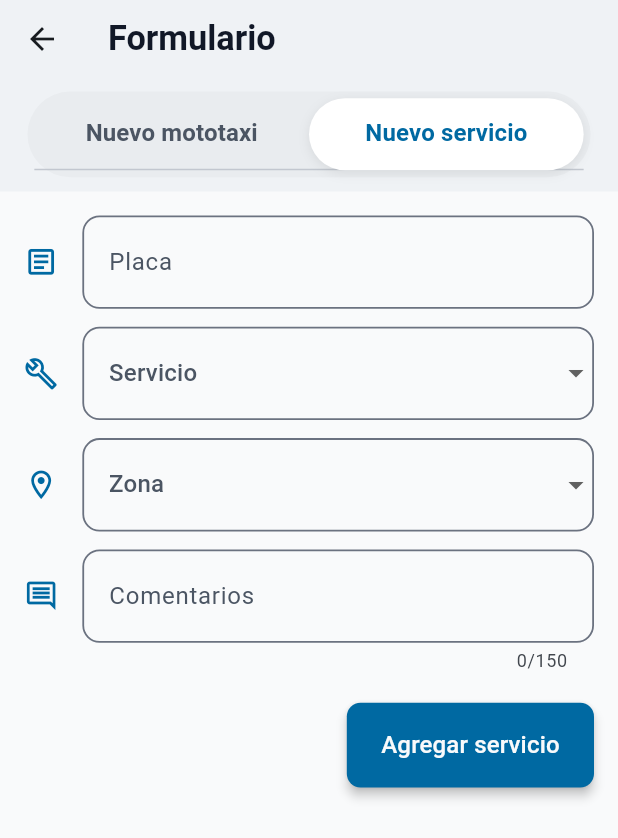
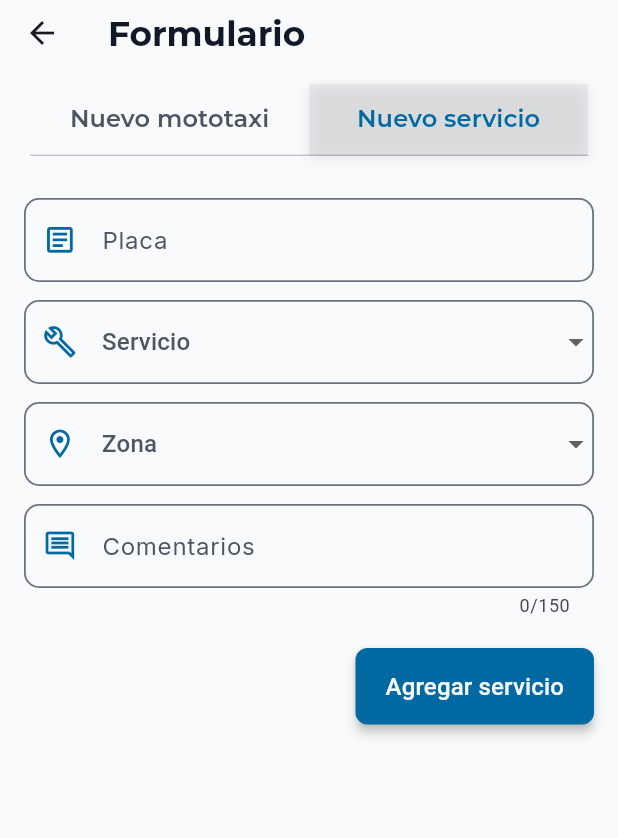
Before and after one commit to diegooooo10/app_motoservice, a Flutter app: the FormularioScreen screen opened directly, tab 2 chosen, after a tap on "Agregar servicio", on a phone screen of 412 x 824 dp. Shown: the top 838 px of the screen. Run offline on Flutter 3.47's test engine with Material 3 defaults, Android fonts, the light colour scheme and no system bars; drawn by our look-alikes of flutter_form_builder; our stand-ins replace cloud_firestore, firebase_core, flutter_dotenv, flutter_screenutil, form_builder_validators, google_fonts; accounts and stored records are empty.

Commit message:
Actualizacion en formularios y logos redimenzionados

```diff
--- a/lib/screens/formulario_screen.dart
+++ b/lib/screens/formulario_screen.dart
@@ -1,7 +1,7 @@
 import 'package:flutter/material.dart';
-import 'package:flutter_screenutil/flutter_screenutil.dart';
 import 'package:app_motoservice/theme/colors.dart';
 import 'package:app_motoservice/theme/typography.dart';
+import 'package:google_fonts/google_fonts.dart';
 import 'nuevo_mototaxi.dart';
 import 'nuevo_servicio.dart';
 
@@ -16,28 +16,27 @@ class FormularioScreen extends StatelessWidget {
         backgroundColor: ColoresApp.fondo,
         appBar: AppBar(
           backgroundColor: ColoresApp.fondo,
-          elevation: 1,
+          elevation: 0,
           title: Text(
             'Formulario',
-            style: TextStyle(
+            style: GoogleFonts.montserrat(
               fontWeight: FontWeight.bold,
               fontSize: TamanoLetra.tituloGrande,
               color: ColoresApp.textoOscuro,
             ),
           ),
           bottom: PreferredSize(
-            preferredSize: Size.fromHeight(60.h),
+            preferredSize: Size.fromHeight(60),
             child: Container(
-              margin: EdgeInsets.symmetric(horizontal: 16.w, vertical: 8.h),
-              padding: EdgeInsets.all(4.w),
+              margin: EdgeInsets.symmetric(horizontal: 16, vertical: 8),
+              padding: EdgeInsets.all(4),
               decoration: BoxDecoration(
-                color: const Color(0xFFE9ECEF),
-                borderRadius: BorderRadius.circular(30.r),
+                color: ColoresApp.fondo,
+                borderRadius: BorderRadius.circular(30),
               ),
               child: TabBar(
                 indicator: BoxDecoration(
-                  color: ColoresApp.fondoTarjeta,
-                  borderRadius: BorderRadius.circular(25.r),
+                  color: ColoresApp.gris.withOpacity(0.10),
                   boxShadow: [
                     BoxShadow(
                       color: Colors.black.withOpacity(0.08),
@@ -49,7 +48,7 @@ class FormularioScreen extends StatelessWidget {
                 indicatorSize: TabBarIndicatorSize.tab,
                 labelColor: ColoresApp.primario,
                 unselectedLabelColor: ColoresApp.textoMedio,
-                labelStyle: TextStyle(
+                labelStyle: GoogleFonts.montserrat(
                   fontWeight: FontWeight.w600,
                   fontSize: TamanoLetra.textoNormal,
                 ),
--- a/lib/screens/nuevo_mototaxi.dart
+++ b/lib/screens/nuevo_mototaxi.dart
@@ -1,10 +1,10 @@
 import 'package:flutter/material.dart';
 import 'package:flutter_form_builder/flutter_form_builder.dart';
 import 'package:form_builder_validators/form_builder_validators.dart';
-import 'package:flutter_screenutil/flutter_screenutil.dart';
 import 'package:app_motoservice/theme/colors.dart';
 import 'package:app_motoservice/theme/iconos.dart';
 import 'package:app_motoservice/theme/typography.dart';
+import 'package:google_fonts/google_fonts.dart';
 
 class NuevoMototaxi extends StatelessWidget {
   const NuevoMototaxi({super.key});
@@ -64,11 +64,11 @@ class NuevoMototaxi extends StatelessWidget {
                     style: ElevatedButton.styleFrom(
                       backgroundColor: ColoresApp.primario,
                       padding: EdgeInsets.symmetric(
-                        horizontal: 20.w,
-                        vertical: 14.h,
+                        horizontal: 20,
+                        vertical: 14,
                       ),
                       shape: RoundedRectangleBorder(
-                        borderRadius: BorderRadius.circular(8.r),
+                        borderRadius: BorderRadius.circular(8),
                       ),
                       elevation: 3,
                     ),
@@ -88,27 +88,29 @@ class NuevoMototaxi extends StatelessWidget {
 
   InputDecoration _estiloInput(String label, IconData icono) {
   return InputDecoration(
-      icon: Icon(icono, color: ColoresApp.primario, size: TamanoIcono.grande),
+    prefixIcon: Icon(icono, color: ColoresApp.primario, size: TamanoIcono.grande),
     labelText: label.isNotEmpty ? label : null,
-      labelStyle: TextStyle(
+    labelStyle: GoogleFonts.inter(
       fontSize: TamanoLetra.textoNormal,
       color: ColoresApp.textoMedio,
     ),
     enabledBorder: OutlineInputBorder(
-        borderRadius: BorderRadius.circular(10.r),
-        borderSide: BorderSide(
-          color: ColoresApp.gris,
-          width: 1.2,
-        ),
+      borderRadius: BorderRadius.circular(10),
+      borderSide: BorderSide(color: ColoresApp.gris, width: 1.2),
     ),
     focusedBorder: OutlineInputBorder(
-        borderRadius: BorderRadius.circular(10.r),
-        borderSide: BorderSide(
-          color: ColoresApp.primario,
-          width: 1.4,
+      borderRadius: BorderRadius.circular(10),
+      borderSide: BorderSide(color: ColoresApp.primario, width: 1.4),
     ),
+    errorBorder: OutlineInputBorder(
+      borderRadius: BorderRadius.circular(10),
+      borderSide: BorderSide(color: ColoresApp.error, width: 1.2),
     ),
-      contentPadding: EdgeInsets.symmetric(vertical: 16.h, horizontal: 12.w),
+    focusedErrorBorder: OutlineInputBorder(
+      borderRadius: BorderRadius.circular(10),
+      borderSide: BorderSide(color: ColoresApp.error, width: 1.4),
+    ),
+    contentPadding: EdgeInsets.symmetric(vertical: 16, horizontal: 12),
   );
 }
 }
--- a/lib/screens/nuevo_servicio.dart
+++ b/lib/screens/nuevo_servicio.dart
@@ -4,8 +4,9 @@ import 'package:form_builder_validators/form_builder_validators.dart';
 import 'package:app_motoservice/theme/colors.dart';
 import 'package:app_motoservice/theme/iconos.dart';
 import 'package:app_motoservice/theme/typography.dart';
-import 'package:flutter_screenutil/flutter_screenutil.dart';
+import 'package:google_fonts/google_fonts.dart';
 import 'package:intl/intl.dart';
+import 'package:cloud_firestore/cloud_firestore.dart';
 
 class NuevoServicio extends StatelessWidget {
   const NuevoServicio({super.key});
@@ -13,7 +14,6 @@ class NuevoServicio extends StatelessWidget {
   @override
   Widget build(BuildContext context) {
     final formKey = GlobalKey<FormBuilderState>();
-    final String hora = DateFormat.Hm().format(DateTime.now().toLocal());
 
     final servicios = [
       'Mantenimiento',
@@ -63,14 +63,8 @@ class NuevoServicio extends StatelessWidget {
                       color: ColoresApp.textoMedio,
                     ),
                   ),
-                  items:
-                      servicios
-                          .map(
-                            (serv) => DropdownMenuItem(
-                              value: serv,
-                              child: Text(serv),
-                            ),
-                          )
+                  items: servicios
+                      .map((serv) => DropdownMenuItem(value: serv, child: Text(serv)))
                       .toList(),
                   validator: FormBuilderValidators.required(
                     errorText: 'Selecciona un servicio',
@@ -87,14 +81,8 @@ class NuevoServicio extends StatelessWidget {
                       color: ColoresApp.textoMedio,
                     ),
                   ),
-                  items:
-                      zonas
-                          .map(
-                            (zona) => DropdownMenuItem(
-                              value: zona,
-                              child: Text(zona),
-                            ),
-                          )
+                  items: zonas
+                      .map((zona) => DropdownMenuItem(value: zona, child: Text(zona)))
                       .toList(),
                   validator: FormBuilderValidators.required(
                     errorText: 'Selecciona una zona',
@@ -104,39 +92,65 @@ class NuevoServicio extends StatelessWidget {
                 FormBuilderTextField(
                   name: 'comentarios',
                   maxLength: 150,
-                  decoration: _estiloInput(
-                    'Comentarios',
-                    Icons.comment_outlined,
-                  ),
-                  validator: FormBuilderValidators.compose([FormBuilderValidators.maxLength(150,
-                  errorText: "Máximo 150 caracteres")]),
+                  decoration: _estiloInput('Comentarios', Icons.comment_outlined),
+                  validator: FormBuilderValidators.maxLength(150,
+                      errorText: "Máximo 150 caracteres"),
                   maxLines: null,
                 ),
                 const SizedBox(height: 20),
                 Align(
                   alignment: Alignment.centerRight,
                   child: ElevatedButton(
-                    onPressed: () {
+                    onPressed: () async {
                       if (formKey.currentState?.saveAndValidate() ?? false) {
                         final data = formKey.currentState!.value;
-                        final servicioConHora = {...data, 'hora': hora};
-                        print(servicioConHora);
+                        final placa = data['placa'];
+
+                        final existe = await _placaRegistrada(placa);
+
+                        if (!existe) {
+                          ScaffoldMessenger.of(context).showSnackBar(
+                            const SnackBar(
+                              content: Text('La placa no está registrada.'),
+                              backgroundColor: Colors.red,
+                            ),
+                          );
+                          return;
+                        }
+
+                        final ahora = DateTime.now().toUtc();
+                        final servicioConHora = {
+                          ...data,
+                          'fecha': ahora.toIso8601String(),
+                          'hora': DateFormat.Hm().format(ahora.toLocal()),
+                        };
+
+                        await FirebaseFirestore.instance
+                            .collection('servicios')
+                            .add(servicioConHora);
+
+                        ScaffoldMessenger.of(context).showSnackBar(
+                          const SnackBar(
+                            content: Text('Servicio guardado correctamente.'),
+                            backgroundColor: ColoresApp.exito,
+                          ),
+                        );
                       }
                     },
                     style: ElevatedButton.styleFrom(
                       backgroundColor: ColoresApp.primario,
-                      padding: EdgeInsets.symmetric(
-                        horizontal: 20.w,
-                        vertical: 14.h,
-                      ),
+                      padding: EdgeInsets.symmetric(horizontal: 20, vertical: 14),
                       shape: RoundedRectangleBorder(
-                        borderRadius: BorderRadius.circular(8.r),
+                        borderRadius: BorderRadius.circular(8),
                       ),
                       elevation: 3,
                     ),
                     child: Text(
                       'Agregar servicio',
-                      style: TextStyle(fontSize: TamanoLetra.textoNormal, color: ColoresApp.fondo),
+                      style: TextStyle(
+                        fontSize: TamanoLetra.textoNormal,
+                        color: ColoresApp.fondo,
+                      ),
                     ),
                   ),
                 ),
@@ -150,27 +164,40 @@ class NuevoServicio extends StatelessWidget {
 
   InputDecoration _estiloInput(String label, IconData icono) {
   return InputDecoration(
-      icon: Icon(icono, color: ColoresApp.primario, size: TamanoIcono.grande),
+    prefixIcon: Icon(icono, color: ColoresApp.primario, size: TamanoIcono.grande),
     labelText: label.isNotEmpty ? label : null,
-      labelStyle: TextStyle(
+    labelStyle: GoogleFonts.inter(
       fontSize: TamanoLetra.textoNormal,
       color: ColoresApp.textoMedio,
     ),
     enabledBorder: OutlineInputBorder(
-        borderRadius: BorderRadius.circular(10.r),
-        borderSide: BorderSide(
-          color: ColoresApp.gris,
-          width: 1.2,
-        ),
+      borderRadius: BorderRadius.circular(10),
+      borderSide: BorderSide(color: ColoresApp.gris, width: 1.2),
     ),
     focusedBorder: OutlineInputBorder(
-        borderRadius: BorderRadius.circular(10.r),
-        borderSide: BorderSide(
-          color: ColoresApp.primario,
-          width: 1.4,
+      borderRadius: BorderRadius.circular(10),
+      borderSide: BorderSide(color: ColoresApp.primario, width: 1.4),
     ),
+    errorBorder: OutlineInputBorder(
+      borderRadius: BorderRadius.circular(10),
+      borderSide: BorderSide(color: ColoresApp.error, width: 1.2),
     ),
-      contentPadding: EdgeInsets.symmetric(vertical: 16.h, horizontal: 12.w),
+    focusedErrorBorder: OutlineInputBorder(
+      borderRadius: BorderRadius.circular(10),
+      borderSide: BorderSide(color: ColoresApp.error, width: 1.4),
+    ),
+    contentPadding: EdgeInsets.symmetric(vertical: 16, horizontal: 12),
   );
 }
+
+
+  Future<bool> _placaRegistrada(String placa) async {
+    final snapshot = await FirebaseFirestore.instance
+        .collection('mototaxis')
+        .where('placa', isEqualTo: placa)
+        .limit(1)
+        .get();
+
+    return snapshot.docs.isNotEmpty;
   }
+}
```
Also changed, not shown: assets/img/logo.png, assets/img/logo_1242x2436.png (added). Lines whose indentation alone changed are shown as unchanged.
